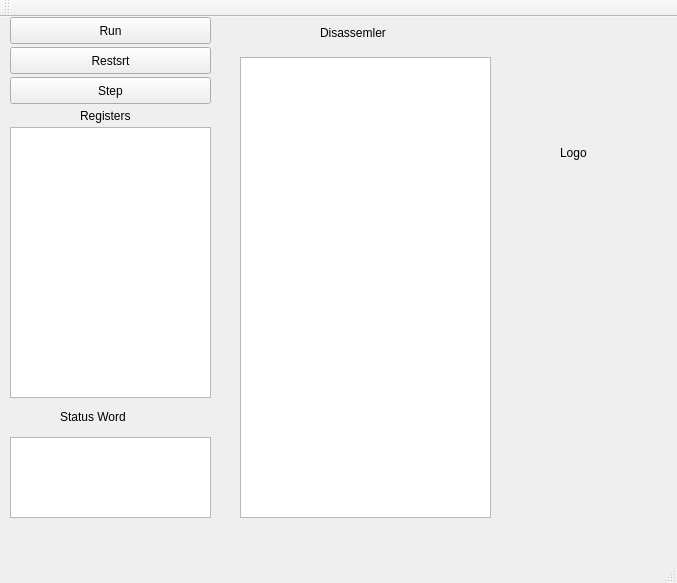
Above: config/mainwindow.ui from StasLatGTTT/pdp11 before the change. Below: the same form after it.
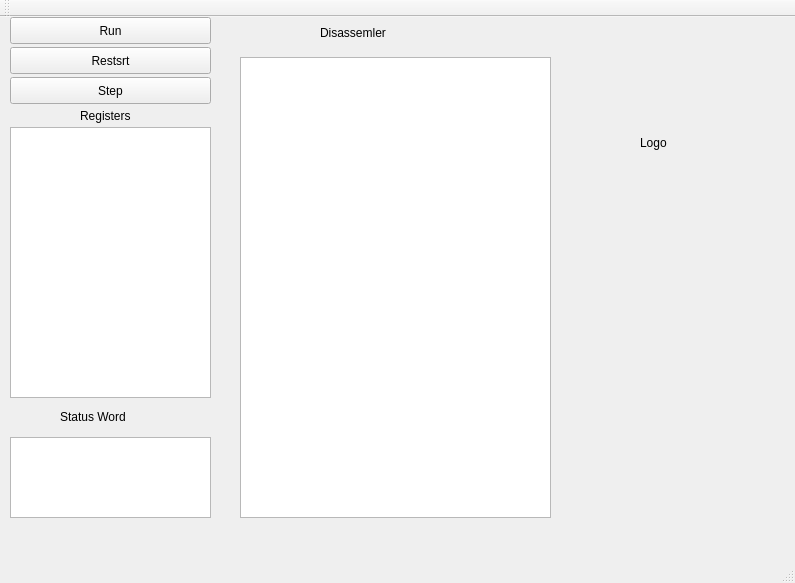
That is the form after the change.

The edit to the form file:
```diff
--- a/config/mainwindow.ui
+++ b/config/mainwindow.ui
@@ -6,7 +6,7 @@
    <rect>
     <x>0</x>
     <y>0</y>
-    <width>677</width>
+    <width>795</width>
     <height>583</height>
    </rect>
   </property>
@@ -81,7 +81,7 @@
      <rect>
       <x>240</x>
       <y>40</y>
-      <width>251</width>
+      <width>311</width>
       <height>461</height>
      </rect>
     </property>
@@ -102,8 +102,8 @@
    <widget class="QLabel" name="label_3">
     <property name="geometry">
      <rect>
-      <x>560</x>
-      <y>120</y>
+      <x>640</x>
+      <y>110</y>
       <width>101</width>
       <height>31</height>
      </rect>
```
Left out of the diff: 2 changed lines with no effect on the pictures.
